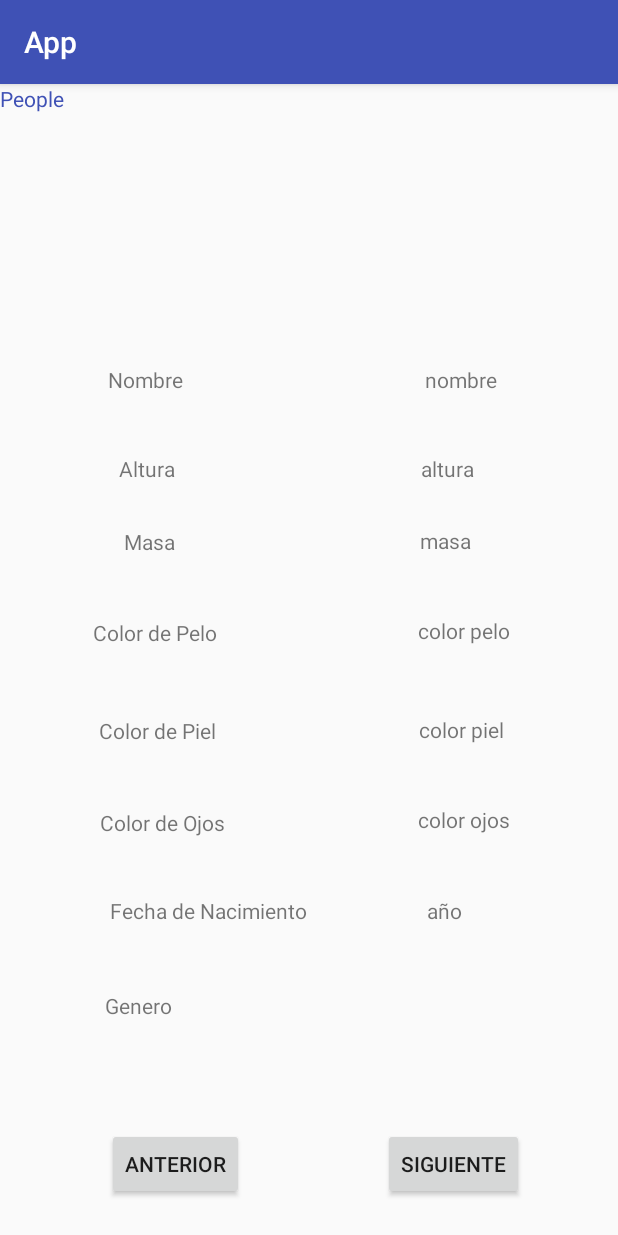
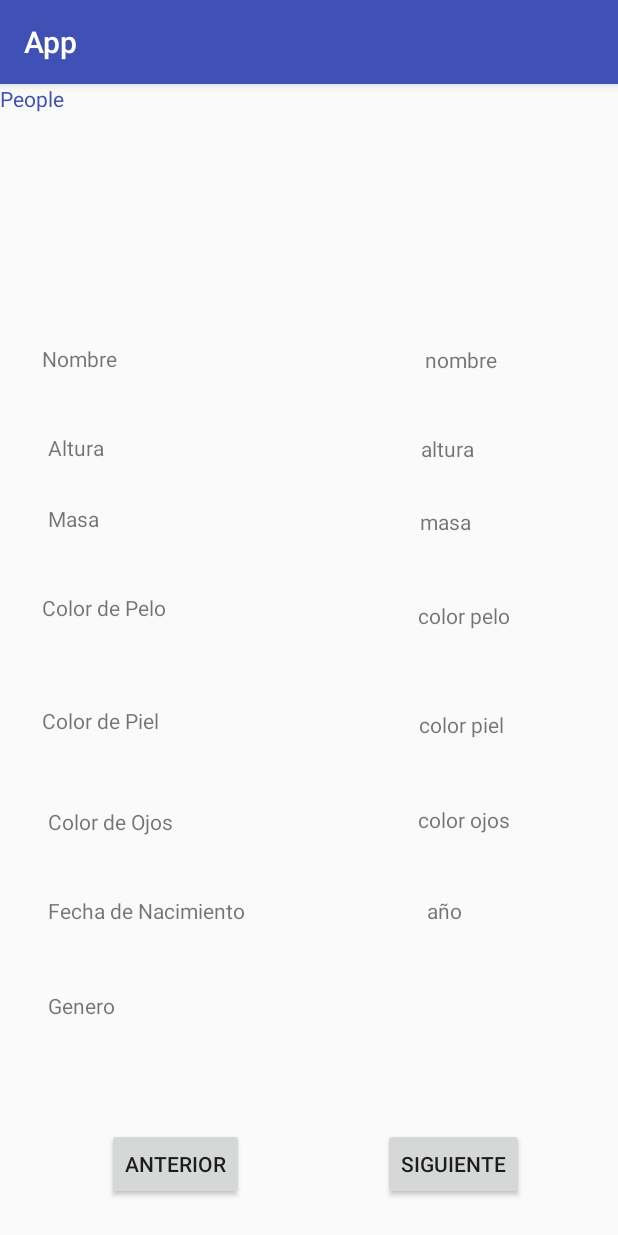
Before and after one commit to almartinez3/StarsWars, an Android app: the People screen opened directly, with no data from a screen before it, on a phone screen of 412 x 824 dp. Run offline under Robolectric (Android 15) with nearby library versions, the phone set to English and light mode, and no system bars.

Commit message:
se ajustan las margenes de people xml

```diff
--- a/app/src/main/res/layout/activity_people.xml
+++ b/app/src/main/res/layout/activity_people.xml
@@ -140,115 +140,88 @@
         android:id="@+id/textView7"
         android:layout_width="wrap_content"
         android:layout_height="wrap_content"
-        android:layout_marginStart="72dp"
-        android:layout_marginLeft="72dp"
-        android:layout_marginEnd="161dp"
-        android:layout_marginRight="161dp"
+        android:layout_marginStart="28dp"
+        android:layout_marginLeft="28dp"
         android:layout_marginBottom="40dp"
         android:text="Nombre"
         app:layout_constraintBottom_toTopOf="@+id/textView8"
-        app:layout_constraintEnd_toStartOf="@+id/txtvNombre"
-        app:layout_constraintHorizontal_bias="0.0"
         app:layout_constraintStart_toStartOf="parent" />
 
     <TextView
         android:id="@+id/textView8"
         android:layout_width="wrap_content"
         android:layout_height="wrap_content"
-        android:layout_marginStart="78dp"
-        android:layout_marginLeft="78dp"
-        android:layout_marginEnd="163dp"
-        android:layout_marginRight="163dp"
-        android:layout_marginBottom="29dp"
+        android:layout_marginStart="32dp"
+        android:layout_marginLeft="32dp"
+        android:layout_marginBottom="28dp"
         android:text="Altura"
         app:layout_constraintBottom_toTopOf="@+id/textView9"
-        app:layout_constraintEnd_toStartOf="@+id/txtvAltura"
         app:layout_constraintStart_toStartOf="parent" />
 
     <TextView
         android:id="@+id/textView9"
         android:layout_width="wrap_content"
         android:layout_height="wrap_content"
-        android:layout_marginStart="81dp"
-        android:layout_marginLeft="81dp"
-        android:layout_marginEnd="162dp"
-        android:layout_marginRight="162dp"
-        android:layout_marginBottom="41dp"
+        android:layout_marginStart="32dp"
+        android:layout_marginLeft="32dp"
+        android:layout_marginBottom="40dp"
         android:text="Masa"
         app:layout_constraintBottom_toTopOf="@+id/textView10"
-        app:layout_constraintEnd_toStartOf="@+id/txtvMasa"
         app:layout_constraintStart_toStartOf="parent" />
 
     <TextView
         android:id="@+id/textView10"
         android:layout_width="wrap_content"
         android:layout_height="wrap_content"
-        android:layout_marginStart="59dp"
-        android:layout_marginLeft="59dp"
-        android:layout_marginEnd="132dp"
-        android:layout_marginRight="132dp"
-        android:layout_marginBottom="46dp"
+        android:layout_marginStart="28dp"
+        android:layout_marginLeft="28dp"
+        android:layout_marginBottom="56dp"
         android:text="Color de Pelo"
         app:layout_constraintBottom_toTopOf="@+id/textView11"
-        app:layout_constraintEnd_toStartOf="@+id/txtvColorPelo"
         app:layout_constraintStart_toStartOf="parent" />
 
     <TextView
         android:id="@+id/textView11"
         android:layout_width="wrap_content"
         android:layout_height="wrap_content"
-        android:layout_marginStart="64dp"
-        android:layout_marginLeft="64dp"
-        android:layout_marginEnd="133dp"
-        android:layout_marginRight="133dp"
-        android:layout_marginBottom="42dp"
+        android:layout_marginStart="28dp"
+        android:layout_marginLeft="28dp"
+        android:layout_marginBottom="48dp"
         android:text="Color de Piel"
         app:layout_constraintBottom_toTopOf="@+id/textView14"
-        app:layout_constraintEnd_toStartOf="@+id/txtvColorPiel"
         app:layout_constraintStart_toStartOf="parent" />
 
     <TextView
         android:id="@+id/textView12"
         android:layout_width="wrap_content"
         android:layout_height="wrap_content"
-        android:layout_marginStart="42dp"
-        android:layout_marginLeft="42dp"
-        android:layout_marginEnd="32dp"
-        android:layout_marginRight="32dp"
+        android:layout_marginStart="32dp"
+        android:layout_marginLeft="32dp"
         android:layout_marginBottom="44dp"
         android:text="Fecha de Nacimiento"
         app:layout_constraintBottom_toTopOf="@+id/textView13"
-        app:layout_constraintEnd_toStartOf="@+id/txtvFNacimiento"
-        app:layout_constraintHorizontal_bias="0.391"
         app:layout_constraintStart_toStartOf="parent" />
 
     <TextView
         android:id="@+id/textView13"
         android:layout_width="wrap_content"
         android:layout_height="wrap_content"
-        android:layout_marginStart="64dp"
-        android:layout_marginLeft="64dp"
-        android:layout_marginEnd="166dp"
-        android:layout_marginRight="166dp"
+        android:layout_marginStart="32dp"
+        android:layout_marginLeft="32dp"
         android:layout_marginBottom="72dp"
         android:text="Genero"
         app:layout_constraintBottom_toTopOf="@+id/button2"
-        app:layout_constraintEnd_toStartOf="@+id/txtvGenero"
-        app:layout_constraintHorizontal_bias="1.0"
         app:layout_constraintStart_toStartOf="parent" />
 
     <TextView
         android:id="@+id/textView14"
         android:layout_width="wrap_content"
         android:layout_height="wrap_content"
-        android:layout_marginStart="64dp"
-        android:layout_marginLeft="64dp"
-        android:layout_marginEnd="126dp"
-        android:layout_marginRight="126dp"
-        android:layout_marginBottom="39dp"
+        android:layout_marginStart="32dp"
+        android:layout_marginLeft="32dp"
+        android:layout_marginBottom="40dp"
         android:text="Color de Ojos"
         app:layout_constraintBottom_toTopOf="@+id/textView12"
-        app:layout_constraintEnd_toStartOf="@+id/txtvColorOjos"
         app:layout_constraintStart_toStartOf="parent" />
 
     <TextView
```
